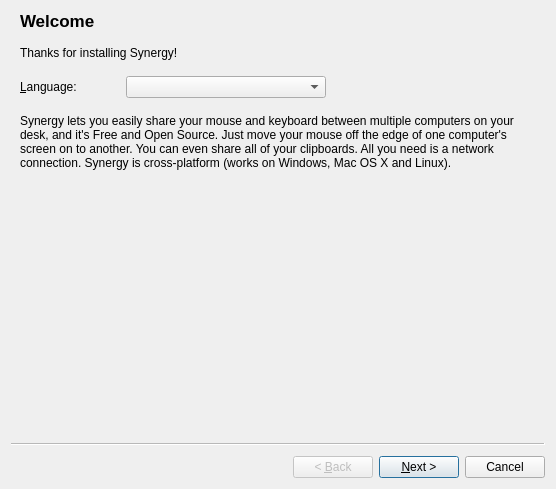
This is src/gui/res/SetupWizardBase.ui in deskflow/deskflow as Qt 5 draws it before an edit. The edited form follows.
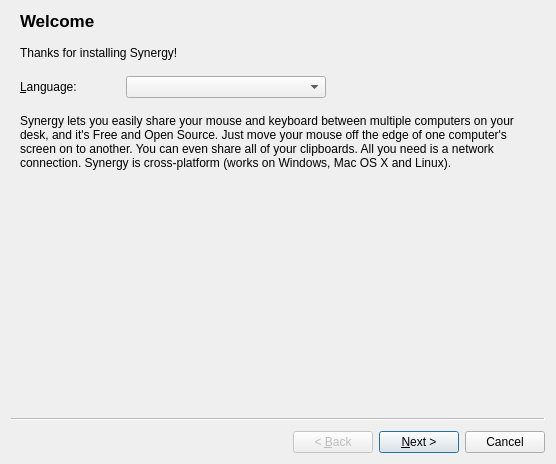
This is the edited form.

Commit message: Task #3952 - Make Premium wizard page cleaner

Patch:
```diff
--- a/src/gui/res/SetupWizardBase.ui
+++ b/src/gui/res/SetupWizardBase.ui
@@ -7,7 +7,7 @@
     <x>0</x>
     <y>0</y>
     <width>556</width>
-    <height>489</height>
+    <height>464</height>
    </rect>
   </property>
   <property name="sizePolicy">
```
Left out of the diff: 44 changed lines with no effect on the pictures.
